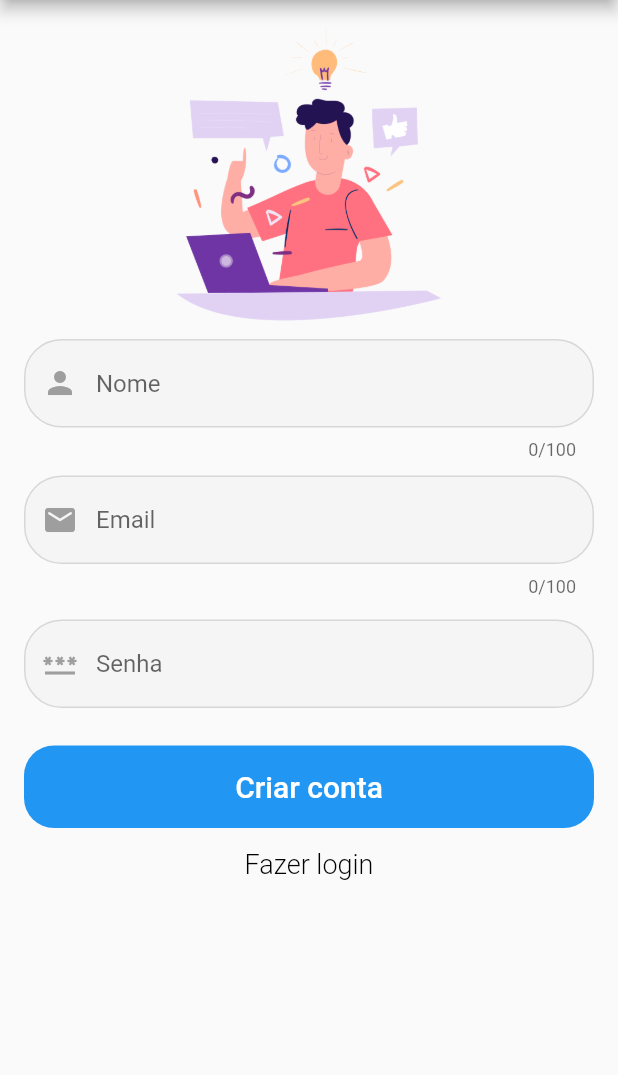
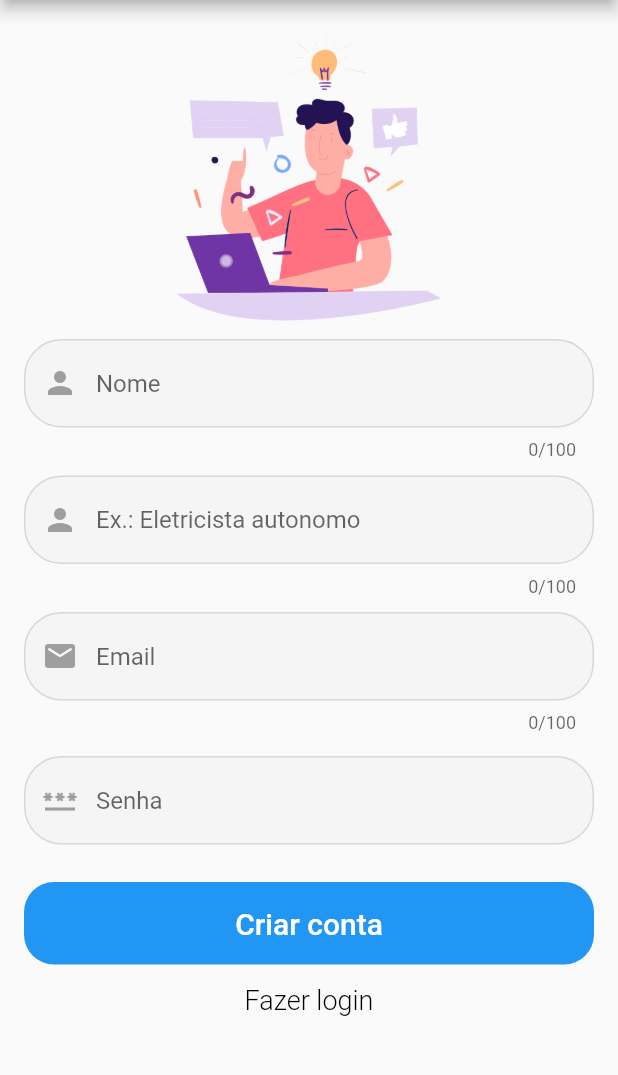
Before and after one commit to santoskarolina/ordem-servicos-app, a Flutter app: the screen it shows after launch, after a tap on "Criar conta", on a phone screen of 412 x 824 dp, the part 84-1159 px from its top. Run offline on Flutter 3.47's test engine with Material 2 defaults, Android fonts, the phone set to English and light mode, and no system bars; our stand-ins replace connectivity, email_validator, flutter_datetime_picker, shared_preferences; missing offline and left inert: antdesign_icons; network calls fail.

Commit message:
update: add user occupation_area

```diff
--- a/lib/models/user.dart
+++ b/lib/models/user.dart
@@ -6,6 +6,7 @@ class UserResponse {
   final String email;
   final String creation_date;
   final String photo;
+  final String occupation_area;
 
   const UserResponse({
     required this.user_id,
@@ -13,6 +14,8 @@ class UserResponse {
     required this.email,
     required this.creation_date,
     required this.photo,
+    required this.occupation_area
+
   });
 
   factory UserResponse.fromJson(Map<String, dynamic> json) {
@@ -22,6 +25,7 @@ class UserResponse {
       email: json['email'],
       creation_date: json['creation_date'],
       photo: json['photo'],
+      occupation_area: json['occupation_area'],
     );
   }
 
@@ -31,5 +35,6 @@ class UserResponse {
         'email': email,
         'creation_date': creation_date,
         'photo': photo,
+        'occupation_area': occupation_area,
       };
 }
--- a/lib/models/user_model.dart
+++ b/lib/models/user_model.dart
@@ -7,7 +7,12 @@ class User {
   String? creation_date;
   String? photo;
 
-   User({this.user_id, this.user_name, this.email, this.creation_date, this.photo});
+  User(
+      {this.user_id,
+      this.user_name,
+      this.email,
+      this.creation_date,
+      this.photo});
 
   factory User.fromJson(Map<String, dynamic> json) {
     return User(
@@ -49,11 +54,17 @@ class UserRequest {
 
 class UserCreateAccount {
   String? user_name;
-   String? email;
+  String? email;
   String? password;
   String photo;
+  String? occupation_area;
 
-  UserCreateAccount({this.password, this.email, this.user_name,  required this.photo});
+  UserCreateAccount(
+      {this.password,
+      this.email,
+      this.user_name,
+      required this.photo,
+      this.occupation_area});
 
   Map<String, dynamic> toJson() {
     Map<String, dynamic> map = {
@@ -61,6 +72,7 @@ class UserCreateAccount {
       'password': password.toString(),
       'user_name': user_name.toString(),
       'photo': photo.toString(),
+      'occupation_area': occupation_area.toString(),
     };
     return map;
   }
--- a/lib/pages/initial/login_page.dart
+++ b/lib/pages/initial/login_page.dart
@@ -28,6 +28,8 @@ class _LoginpageState extends State<Loginpage> {
   TextEditingController emailController = TextEditingController();
   TextEditingController senhaController = TextEditingController();
   TextEditingController nomeController = TextEditingController();
+  TextEditingController occupationAreaController = TextEditingController();
+
   bool _diseableButton = false;
 
   final Color _accentColor = const Color(0xFF272727);
@@ -168,6 +170,7 @@ class _LoginpageState extends State<Loginpage> {
     account.email = emailController.text;
     account.password = senhaController.text;
     account.user_name = nomeController.text;
+    account.occupation_area = occupationAreaController.text;
     var response = await UserService.createAccount(account);
 
     if (response.statusCode == 201) {
@@ -422,6 +425,53 @@ class _LoginpageState extends State<Loginpage> {
     }
   }
 
+  Widget showOccupationAreaInput() {
+    if (!_isLoginForm) {
+      return Padding(
+        padding: const EdgeInsets.fromLTRB(0.0, 10.0, 0.0, 0.0),
+        child: TextFormField(
+            maxLines: 1,
+            maxLength: 100,
+            controller: occupationAreaController,
+            keyboardType: TextInputType.text,
+            autofocus: false,
+            decoration: InputDecoration(
+                filled: true,
+                fillColor: Colors.grey[100],
+                enabledBorder: OutlineInputBorder(
+                  borderRadius: BorderRadius.circular(25.0),
+                  borderSide: const BorderSide(color: Colors.black12),
+                ),
+                border: OutlineInputBorder(
+                  borderRadius: BorderRadius.circular(20),
+                  borderSide:
+                      const BorderSide(color: Colors.black12, width: 0.0),
+                ),
+                focusedBorder: OutlineInputBorder(
+                  borderRadius: BorderRadius.circular(25.0),
+                  borderSide:
+                      const BorderSide(color: Colors.black12, width: 0.0),
+                ),
+                hintText: 'Ex.: Eletricista autonomo',
+                prefixIcon: const Icon(
+                  Icons.person,
+                  color: Colors.grey,
+                )),
+            validator: (value) {
+              if (value!.isEmpty) {
+                return 'Informe sua area de atuação';
+              }
+              return null;
+            }),
+      );
+    } else {
+      return const SizedBox(
+        height: 0.0,
+        width: 0.0,
+      );
+    }
+  }
+
   Widget showEmailInput() {
     return Padding(
       padding: const EdgeInsets.fromLTRB(0.0, 10.0, 0.0, 0.0),
@@ -603,6 +653,7 @@ class _LoginpageState extends State<Loginpage> {
             children: <Widget>[
               circleImage(),
               showUserNameInput(),
+              showOccupationAreaInput(),
               showEmailInput(),
               showPasswordInput(),
               showPrimaryButton(),
--- a/lib/pages/user/profile_page.dart
+++ b/lib/pages/user/profile_page.dart
@@ -219,9 +219,9 @@ class _MyProfile extends State<MyProfile> {
             style: const TextStyle(color: Colors.white, fontSize: 28),
           ),
           const SizedBox(height: 10),
-          const Text(
-            'Eletricista',
-            style: TextStyle(color: Colors.white, fontSize: 22),
+          Text(
+            snapshot.data!.occupation_area,
+            style: const TextStyle(color: Colors.white, fontSize: 22),
           )
         ],
       ),
```
Also changed, not shown: lib/pages/clients/user_info_page.dart (+6 -5 lines), lib/pages/services/service_details.dart (+84 -67 lines), lib/pages/services/services_page.dart (+4 -4 lines).
